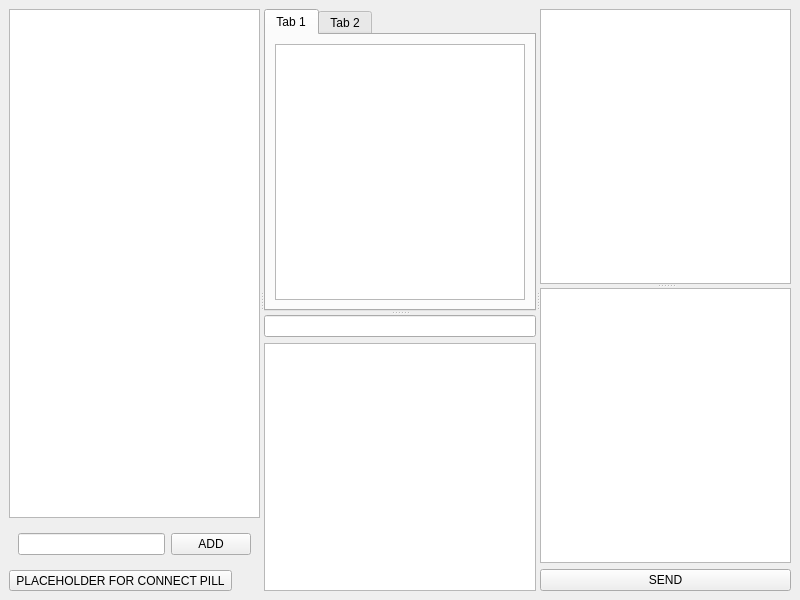
Old version of the form cpp/c13/mainwindow.ui in the repository p0lymeric/fe56_dscr.
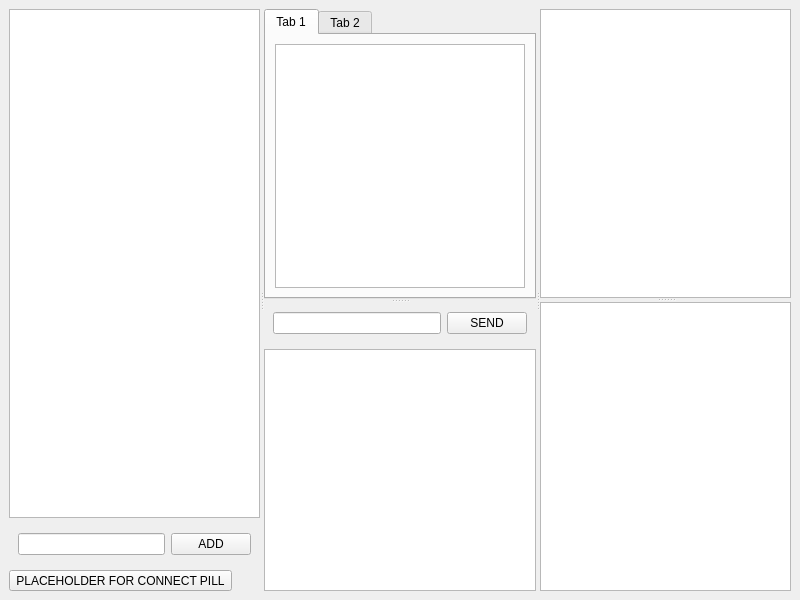
New version of the form.

The edit to the form file:
```diff
--- a/cpp/c13/mainwindow.ui
+++ b/cpp/c13/mainwindow.ui
@@ -80,7 +80,20 @@
           <widget class="QWidget" name="widget_2" native="true">
            <layout class="QVBoxLayout" name="verticalLayout_5">
             <item>
-             <widget class="QLineEdit" name="signalViz"/>
+             <widget class="QWidget" name="widget_3" native="true">
+              <layout class="QHBoxLayout" name="horizontalLayout_3">
+               <item>
+                <widget class="QLineEdit" name="signalViz"/>
+               </item>
+               <item>
+                <widget class="QPushButton" name="sendButton">
+                 <property name="text">
+                  <string>SEND</string>
+                 </property>
+                </widget>
+               </item>
+              </layout>
+             </widget>
             </item>
             <item>
              <widget class="QTextEdit" name="messageEditor">
@@ -106,13 +119,6 @@
           <widget class="QTextBrowser" name="inspector"/>
          </widget>
         </item>
-        <item>
-         <widget class="QPushButton" name="sendButton">
-          <property name="text">
-           <string>SEND</string>
-          </property>
-         </widget>
-        </item>
        </layout>
       </widget>
      </widget>
```
